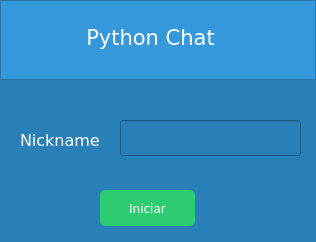
This is Trabajos en python/client/views/ui_files/login.ui in Allrivenjs/Chat-with-python as Qt 5 draws it before an edit. The edited form follows.
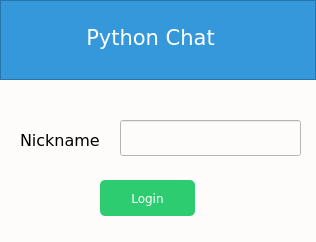
This is the edited form.

```diff
--- a/Trabajos en python/client/views/ui_files/login.ui
+++ b/Trabajos en python/client/views/ui_files/login.ui
@@ -20,7 +20,7 @@
    <string>Form</string>
   </property>
   <property name="styleSheet">
-   <string notr="true">background-color: #2980b9;</string>
+   <string notr="true">background-color: #FEFCFB;</string>
   </property>
   <widget class="QFrame" name="frame">
    <property name="geometry">
@@ -77,7 +77,7 @@
     </font>
    </property>
    <property name="styleSheet">
-    <string notr="true">color: white;</string>
+    <string notr="true">color: black;</string>
    </property>
    <property name="text">
     <string>&lt;html&gt;&lt;head/&gt;&lt;body&gt;&lt;p&gt;&lt;span style=&quot; font-size:12pt;&quot;&gt;Nickname&lt;/span&gt;&lt;/p&gt;&lt;/body&gt;&lt;/html&gt;</string>
@@ -92,12 +92,15 @@
      <height>36</height>
     </rect>
    </property>
+   <property name="styleSheet">
+    <string notr="true">color:black;</string>
+   </property>
   </widget>
   <widget class="QPushButton" name="joinButton">
    <property name="geometry">
     <rect>
      <x>100</x>
-     <y>190</y>
+     <y>180</y>
      <width>95</width>
      <height>36</height>
     </rect>
@@ -119,7 +122,7 @@
 }</string>
    </property>
    <property name="text">
-    <string>Iniciar</string>
+    <string>Login</string>
    </property>
   </widget>
  </widget>
```
